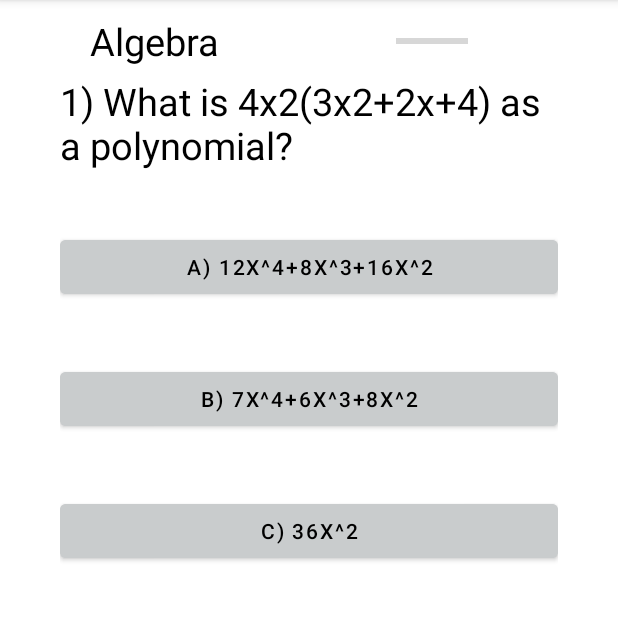
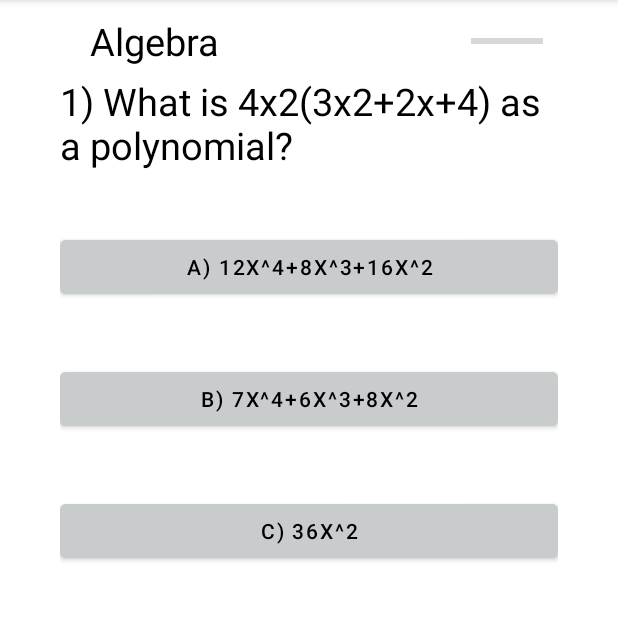
Before and after one commit to madhavkGitHub/PhoneAppV1, an Android app: the screen it shows after launch (QuestionSequence), after a tap on "CONFIRM", on a phone screen of 412 x 824 dp, the part 84-705 px from its top. Run offline under Robolectric (Android 15) with nearby library versions, the phone set to English and light mode, and no system bars.

Commit message:
added finish screen and formatting

```diff
--- a/app/src/main/java/com/example/phoneappv1/MainActivity.java
+++ b/app/src/main/java/com/example/phoneappv1/MainActivity.java
@@ -48,6 +48,7 @@ public class MainActivity extends AppCompatActivity implements View.OnClickListe
         confirm_button.setOnClickListener(this);
 
     }
+
     private void newQuestionSequence(String filename, int numQ, int diff, boolean feedback) {
         try {
             Intent intent = new Intent(this, QuestionSequence.class);
--- a/app/src/main/java/com/example/phoneappv1/Question.java
+++ b/app/src/main/java/com/example/phoneappv1/Question.java
@@ -6,7 +6,7 @@ import java.util.*;
 import java.io.*;
 
 
-public class Question  implements Serializable {
+public class Question implements Serializable {
 
     private String q; // question, subject, current progress
     private String[] options = new String[4]; // list of four possible answers
@@ -37,7 +37,7 @@ public class Question  implements Serializable {
         return ans;
     }
 
-    public String getQ(){
+    public String getQ() {
         return q;
     }
 
--- a/app/src/main/res/layout/mc_question.xml
+++ b/app/src/main/res/layout/mc_question.xml
@@ -11,21 +11,21 @@
         android:layout_width="match_parent"
         android:layout_height="match_parent"
         android:orientation="vertical">
+
         <FrameLayout
             android:id="@+id/mc_ques"
             android:layout_width="match_parent"
-        android:layout_height="match_parent">
-    </FrameLayout>
+            android:layout_height="match_parent"></FrameLayout>
 
         <TextView
             android:id="@+id/txtQuestion"
             android:layout_width="wrap_content"
-        android:textSize="25sp"
             android:layout_height="wrap_content"
             android:layout_centerHorizontal="true"
             android:layout_marginBottom="40dp"
             android:text="Question"
-        android:textColor="@color/black"/>
+            android:textColor="@color/black"
+            android:textSize="25sp" />
 
         <Button
             android:id="@+id/btnA"
@@ -33,8 +33,8 @@
             android:layout_height="wrap_content"
             android:layout_below="@id/txtQuestion"
             android:layout_marginBottom="40dp"
+            android:backgroundTint="#C9CCCD"
             android:text="Answer A"
-        android:backgroundTint="#C9CCCD"
             android:textColor="@color/black" />
 
         <Button
@@ -53,11 +53,11 @@
 
             android:layout_width="match_parent"
             android:layout_height="wrap_content"
+            android:layout_below="@id/btnB"
             android:layout_marginBottom="40dp"
-        android:layout_below="@id/btnB"
             android:backgroundTint="#C9CCCD"
-        android:textColor="@color/black"
-        android:text="Answer C" />
+            android:text="Answer C"
+            android:textColor="@color/black" />
 
         <Button
             android:id="@+id/btnD"
--- a/app/src/main/res/layout/question_sequence.xml
+++ b/app/src/main/res/layout/question_sequence.xml
@@ -12,26 +12,26 @@
         android:layout_width="wrap_content"
         android:layout_height="wrap_content"
         android:layout_alignParentStart="true"
+        android:layout_marginBottom="20dp"
+        android:backgroundTint="@android:color/holo_green_light"
         android:text="Exit"
+        android:textColor="@color/material_dynamic_neutral_variant30"
         android:textSize="25sp"
         app:layout_constraintBottom_toBottomOf="parent"
         app:layout_constraintEnd_toEndOf="parent"
         app:layout_constraintStart_toStartOf="parent"
-        android:layout_marginBottom="20dp"
-        app:layout_constraintTop_toBottomOf="@+id/fragmentContainerView"
-        android:backgroundTint="@android:color/holo_green_light"
-        android:textColor="@color/material_dynamic_neutral_variant30"/>
+        app:layout_constraintTop_toBottomOf="@+id/fragmentContainerView" />
 
     <FrameLayout
         android:id="@+id/fragmentContainerView"
         android:name="com.example.phoneappv1.MCQuestionFragment"
         android:layout_width="match_parent"
         android:layout_height="match_parent"
-        android:layout_marginRight="40dp"
+        android:layout_centerHorizontal="true"
         android:layout_marginLeft="40dp"
         android:layout_marginTop="50dp"
+        android:layout_marginRight="40dp"
         android:layout_marginBottom="100dp"
-        android:layout_centerHorizontal="true"
         tools:layout="@layout/mc_question" />
 
     <TextView
@@ -39,9 +39,9 @@
         android:layout_width="wrap_content"
         android:layout_height="wrap_content"
         android:layout_marginStart="20dp"
+        android:layout_marginTop="10dp"
         android:text="Subject"
         android:textColor="@color/black"
-        android:layout_marginTop="10dp"
         android:textSize="25sp"
         app:layout_constraintStart_toStartOf="@+id/fragmentContainerView"
         app:layout_constraintTop_toTopOf="parent" />
@@ -49,14 +49,13 @@
     <ProgressBar
         android:id="@+id/completeBar"
         style="?android:attr/progressBarStyleHorizontal"
-        android:layout_marginRight="100dp"
         android:layout_width="wrap_content"
         android:layout_height="wrap_content"
+        android:layout_marginRight="50dp"
+        android:indeterminate="false"
         app:layout_constraintBottom_toBottomOf="@+id/txtSubject"
         app:layout_constraintEnd_toEndOf="parent"
-        app:layout_constraintTop_toTopOf="@+id/txtSubject"
-        android:indeterminate="false" />
-
+        app:layout_constraintTop_toTopOf="@+id/txtSubject" />
 
 
 </androidx.constraintlayout.widget.ConstraintLayout>
--- a/app/src/main/res/layout/select_menu.xml
+++ b/app/src/main/res/layout/select_menu.xml
@@ -30,10 +30,10 @@
         android:layout_marginTop="20dp"
         android:layout_marginRight="50dp"
         android:background="@color/purple_200"
+        android:checkedButton="@id/Algebra"
         app:layout_constraintEnd_toEndOf="@+id/txtSubject"
         app:layout_constraintStart_toStartOf="@+id/txtSubject"
-        app:layout_constraintTop_toBottomOf="@+id/txtSubject"
-        android:checkedButton="@id/Algebra">
+        app:layout_constraintTop_toBottomOf="@+id/txtSubject">
 
         <RadioButton
             android:id="@+id/Algebra"
@@ -162,6 +162,7 @@
         android:layout_width="wrap_content"
         android:layout_height="wrap_content"
         android:layout_marginRight="20dp"
+        android:isIndicator="true"
         android:progress="3"
         android:rating="3"
         android:tooltipText="Difficulty"
```
Also changed, not shown: app/src/main/java/com/example/phoneappv1/MCQuestionFragment.java (+6 -5 lines), app/src/main/java/com/example/phoneappv1/QuestionReader.java (+6 -2 lines), app/src/main/java/com/example/phoneappv1/QuestionSequence.java (+15 -1 lines), app/src/main/res/layout/finish_screen.xml (added, +91 -0 lines). Lines whose indentation alone changed are shown as unchanged.
